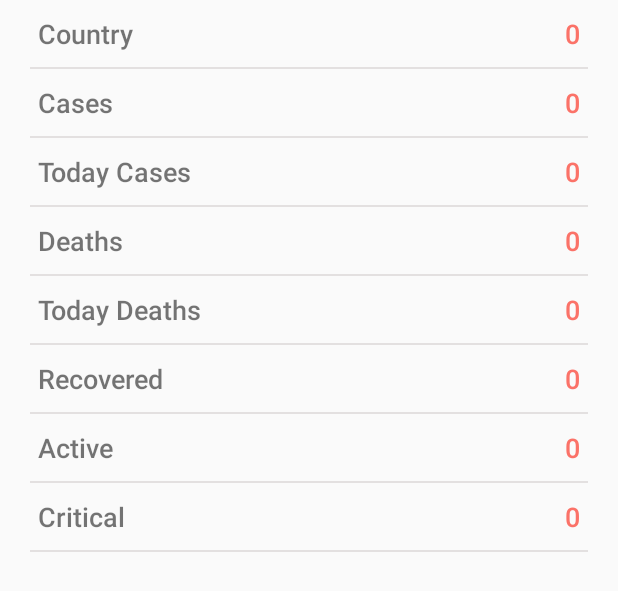
After one commit to Mr-Perfectuz/CovidTracker, an Android app: the layout activity_detail.xml on its own in the app's theme, with its tools: preview values and no code run, on a phone screen of 412 x 824 dp. The commit adds this screen. Shown: the top 591 px of the screen. Run offline under Robolectric (Android 15) with nearby library versions, the phone set to English and light mode, and no system bars; network calls fail.

Commit message:
Projeect has been completed

```diff
--- a/app/src/main/AndroidManifest.xml
+++ b/app/src/main/AndroidManifest.xml
@@ -11,7 +11,8 @@
         android:roundIcon="@mipmap/ic_launcher_round"
         android:supportsRtl="true"
         android:theme="@style/AppTheme">
-        <activity android:name=".AffectedCountries"></activity>
+        <activity android:name=".DetailActivity"></activity>
+        <activity android:name=".AffectedCountries" />
         <activity android:name=".MainActivity">
             <intent-filter>
                 <action android:name="android.intent.action.MAIN" />
--- a/app/src/main/java/mrperfect/example/covidtracker/AffectedCountries.java
+++ b/app/src/main/java/mrperfect/example/covidtracker/AffectedCountries.java
@@ -3,11 +3,13 @@ package mrperfect.example.covidtracker;
 import androidx.annotation.NonNull;
 import androidx.appcompat.app.AppCompatActivity;
 
+import android.content.Intent;
 import android.os.Bundle;
 import android.text.Editable;
 import android.text.TextWatcher;
 import android.view.MenuItem;
 import android.view.View;
+import android.widget.AdapterView;
 import android.widget.EditText;
 import android.widget.ListView;
 import android.widget.Toast;
@@ -51,6 +53,13 @@ public class AffectedCountries extends AppCompatActivity {
 
 
         fetchData();
+
+        listView.setOnItemClickListener(new AdapterView.OnItemClickListener() {
+            @Override
+            public void onItemClick(AdapterView<?> parent, View view, int position, long id) {
+                startActivity(new Intent(getApplicationContext(), DetailActivity.class).putExtra("position", position));
+            }
+        });
 
         editSearch.addTextChangedListener(new TextWatcher() {
             @Override
--- /dev/null
+++ b/app/src/main/java/mrperfect/example/covidtracker/DetailActivity.java
@@ -0,0 +1,56 @@
+package mrperfect.example.covidtracker;
+
+import androidx.annotation.NonNull;
+import androidx.appcompat.app.AppCompatActivity;
+
+import android.content.Intent;
+import android.os.Bundle;
+import android.view.MenuItem;
+import android.widget.TextView;
+
+public class DetailActivity extends AppCompatActivity {
+    private int positionCountry;
+    TextView tvCountry, tvCases,tvTodayCases, tvTotalDeaths, tvTodayDeaths, tvRecovered, tvActive, tvCritical;
+
+    @Override
+    protected void onCreate(Bundle savedInstanceState) {
+        super.onCreate(savedInstanceState);
+        setContentView(R.layout.activity_detail);
+
+
+        Intent intent = getIntent();
+        positionCountry = intent.getIntExtra("position", 0);
+
+
+        getSupportActionBar().setTitle("Details of " + AffectedCountries.countryModelsList.get(positionCountry).getCountry() );
+        getSupportActionBar().setDisplayHomeAsUpEnabled(true);
+        getSupportActionBar().setDisplayHomeAsUpEnabled(true);
+
+        tvCountry = findViewById(R.id.tvCountry);
+        tvCases = findViewById(R.id.tvCases);
+        tvRecovered = findViewById(R.id.tvRecovered);
+        tvCritical = findViewById(R.id.tvCritical);
+        tvActive = findViewById(R.id.tvActive);
+        tvTodayCases = findViewById(R.id.tvTodayCases);
+        tvTodayDeaths = findViewById(R.id.tvTodayDeaths);
+        tvTotalDeaths = findViewById(R.id.tvTotalDeaths);
+
+        tvCountry.setText(AffectedCountries.countryModelsList.get(positionCountry).getCountry());
+        tvCases.setText(AffectedCountries.countryModelsList.get(positionCountry).getCases());
+        tvRecovered.setText(AffectedCountries.countryModelsList.get(positionCountry).getRecovered());
+        tvCritical.setText(AffectedCountries.countryModelsList.get(positionCountry).getCritical());
+        tvActive.setText(AffectedCountries.countryModelsList.get(positionCountry).getActive());
+        tvTodayCases.setText(AffectedCountries.countryModelsList.get(positionCountry).getTodayCases());
+        tvTodayDeaths.setText(AffectedCountries.countryModelsList.get(positionCountry).getTodayDeaths());
+        tvTotalDeaths.setText(AffectedCountries.countryModelsList.get(positionCountry).getDeaths());
+
+
+    }
+
+    @Override
+    public boolean onOptionsItemSelected(@NonNull MenuItem item) {
+        if (item.getItemId()==android.R.id.home)
+            finish();
+        return super.onOptionsItemSelected(item);
+    }
+}
--- /dev/null
+++ b/app/src/main/res/layout/activity_detail.xml
@@ -0,0 +1,314 @@
+<?xml version="1.0" encoding="utf-8"?>
+<LinearLayout xmlns:android="http://schemas.android.com/apk/res/android"
+    xmlns:app="http://schemas.android.com/apk/res-auto"
+    xmlns:tools="http://schemas.android.com/tools"
+    android:layout_width="match_parent"
+    android:layout_height="match_parent"
+    android:orientation="vertical"
+    tools:context=".DetailActivity">
+
+    <RelativeLayout
+    android:layout_width="match_parent"
+    android:layout_height="wrap_content"
+    android:layout_marginLeft="25dp"
+    android:layout_marginTop="10dp"
+    android:layout_marginRight="25dp"
+    android:layout_marginBottom="10dp">
+
+    <TextView
+        android:layout_width="wrap_content"
+        android:layout_height="wrap_content"
+        android:fontFamily="sans-serif-light"
+        android:text="Country"
+        android:textStyle="bold"
+        android:textSize="18sp" />
+
+    <TextView
+        android:id="@+id/tvCountry"
+        android:layout_width="fill_parent"
+        android:layout_height="wrap_content"
+        android:text="0"
+        android:textColor="@color/color_one"
+        android:textAlignment="textEnd"
+        android:textSize="18sp"
+        android:textStyle="bold"
+        android:fontFamily="sans-serif-light"
+        android:layout_alignParentRight="true"
+
+        />
+
+</RelativeLayout>
+    <View
+        android:layout_width="match_parent"
+        android:layout_height="1dp"
+        android:layout_marginLeft="20dp"
+        android:layout_marginRight="20dp"
+        android:background="@color/color_two" />
+
+    <RelativeLayout
+        android:layout_width="match_parent"
+        android:layout_height="wrap_content"
+        android:layout_marginLeft="25dp"
+        android:layout_marginTop="10dp"
+        android:layout_marginRight="25dp"
+        android:layout_marginBottom="10dp">
+
+        <TextView
+            android:layout_width="wrap_content"
+            android:layout_height="wrap_content"
+            android:fontFamily="sans-serif-light"
+            android:text="Cases"
+            android:textStyle="bold"
+            android:textSize="18sp" />
+
+        <TextView
+            android:id="@+id/tvCases"
+            android:layout_width="fill_parent"
+            android:layout_height="wrap_content"
+            android:text="0"
+            android:textColor="@color/color_one"
+            android:textAlignment="textEnd"
+            android:textSize="18sp"
+            android:textStyle="bold"
+            android:fontFamily="sans-serif-light"
+            android:layout_alignParentRight="true"
+
+            />
+
+    </RelativeLayout>
+    <View
+        android:layout_width="match_parent"
+        android:layout_height="1dp"
+        android:layout_marginLeft="20dp"
+        android:layout_marginRight="20dp"
+        android:background="@color/color_two" />
+
+    <RelativeLayout
+        android:layout_width="match_parent"
+        android:layout_height="wrap_content"
+        android:layout_marginLeft="25dp"
+        android:layout_marginTop="10dp"
+        android:layout_marginRight="25dp"
+        android:layout_marginBottom="10dp">
+
+        <TextView
+            android:layout_width="wrap_content"
+            android:layout_height="wrap_content"
+            android:fontFamily="sans-serif-light"
+            android:text="Today Cases"
+            android:textStyle="bold"
+            android:textSize="18sp" />
+
+        <TextView
+            android:id="@+id/tvTodayCases"
+            android:layout_width="fill_parent"
+            android:layout_height="wrap_content"
+            android:text="0"
+            android:textColor="@color/color_one"
+            android:textAlignment="textEnd"
+            android:textSize="18sp"
+            android:textStyle="bold"
+            android:fontFamily="sans-serif-light"
+            android:layout_alignParentRight="true"
+
+            />
+
+    </RelativeLayout>
+    <View
+        android:layout_width="match_parent"
+        android:layout_height="1dp"
+        android:layout_marginLeft="20dp"
+        android:layout_marginRight="20dp"
+        android:background="@color/color_two" />
+
+    <RelativeLayout
+        android:layout_width="match_parent"
+        android:layout_height="wrap_content"
+        android:layout_marginLeft="25dp"
+        android:layout_marginTop="10dp"
+        android:layout_marginRight="25dp"
+        android:layout_marginBottom="10dp">
+
+        <TextView
+            android:layout_width="wrap_content"
+            android:layout_height="wrap_content"
+            android:fontFamily="sans-serif-light"
+            android:text="Deaths"
+            android:textStyle="bold"
+            android:textSize="18sp" />
+
+        <TextView
+            android:id="@+id/tvTotalDeaths"
+            android:layout_width="fill_parent"
+            android:layout_height="wrap_content"
+            android:text="0"
+            android:textColor="@color/color_one"
+            android:textAlignment="textEnd"
+            android:textSize="18sp"
+            android:textStyle="bold"
+            android:fontFamily="sans-serif-light"
+            android:layout_alignParentRight="true"
+
+            />
+
+    </RelativeLayout>
+    <View
+        android:layout_width="match_parent"
+        android:layout_height="1dp"
+        android:layout_marginLeft="20dp"
+        android:layout_marginRight="20dp"
+        android:background="@color/color_two" />
+
+    <RelativeLayout
+        android:layout_width="match_parent"
+        android:layout_height="wrap_content"
+        android:layout_marginLeft="25dp"
+        android:layout_marginTop="10dp"
+        android:layout_marginRight="25dp"
+        android:layout_marginBottom="10dp">
+
+        <TextView
+            android:layout_width="wrap_content"
+            android:layout_height="wrap_content"
+            android:fontFamily="sans-serif-light"
+            android:text="Today Deaths"
+            android:textStyle="bold"
+            android:textSize="18sp" />
+
+        <TextView
+            android:id="@+id/tvTodayDeaths"
+            android:layout_width="fill_parent"
+            android:layout_height="wrap_content"
+            android:text="0"
+            android:textColor="@color/color_one"
+            android:textAlignment="textEnd"
+            android:textSize="18sp"
+            android:textStyle="bold"
+            android:fontFamily="sans-serif-light"
+            android:layout_alignParentRight="true"
+
+            />
+
+    </RelativeLayout>
+    <View
+        android:layout_width="match_parent"
+        android:layout_height="1dp"
+        android:layout_marginLeft="20dp"
+        android:layout_marginRight="20dp"
+        android:background="@color/color_two" />
+
+    <RelativeLayout
+        android:layout_width="match_parent"
+        android:layout_height="wrap_content"
+        android:layout_marginLeft="25dp"
+        android:layout_marginTop="10dp"
+        android:layout_marginRight="25dp"
+        android:layout_marginBottom="10dp">
+
+        <TextView
+            android:layout_width="wrap_content"
+            android:layout_height="wrap_content"
+            android:fontFamily="sans-serif-light"
+            android:text="Recovered"
+            android:textStyle="bold"
+            android:textSize="18sp" />
+
+        <TextView
+            android:id="@+id/tvRecovered"
+            android:layout_width="fill_parent"
+            android:layout_height="wrap_content"
+            android:text="0"
+            android:textColor="@color/color_one"
+            android:textAlignment="textEnd"
+            android:textSize="18sp"
+            android:textStyle="bold"
+            android:fontFamily="sans-serif-light"
+            android:layout_alignParentRight="true"
+
+            />
+
+    </RelativeLayout>
+    <View
+        android:layout_width="match_parent"
+        android:layout_height="1dp"
+        android:layout_marginLeft="20dp"
+        android:layout_marginRight="20dp"
+        android:background="@color/color_two" />
+
+    <RelativeLayout
+        android:layout_width="match_parent"
+        android:layout_height="wrap_content"
+        android:layout_marginLeft="25dp"
+        android:layout_marginTop="10dp"
+        android:layout_marginRight="25dp"
+        android:layout_marginBottom="10dp">
+
+        <TextView
+            android:layout_width="wrap_content"
+            android:layout_height="wrap_content"
+            android:fontFamily="sans-serif-light"
+            android:text="Active"
+            android:textStyle="bold"
+            android:textSize="18sp" />
+
+        <TextView
+            android:id="@+id/tvActive"
+            android:layout_width="fill_parent"
+            android:layout_height="wrap_content"
+            android:text="0"
+            android:textColor="@color/color_one"
+            android:textAlignment="textEnd"
+            android:textSize="18sp"
+            android:textStyle="bold"
+            android:fontFamily="sans-serif-light"
+            android:layout_alignParentRight="true"
+
+            />
+
+    </RelativeLayout>
+    <View
+        android:layout_width="match_parent"
+        android:layout_height="1dp"
+        android:layout_marginLeft="20dp"
+        android:layout_marginRight="20dp"
+        android:background="@color/color_two" />
+
+    <RelativeLayout
+        android:layout_width="match_parent"
+        android:layout_height="wrap_content"
+        android:layout_marginLeft="25dp"
+        android:layout_marginTop="10dp"
+        android:layout_marginRight="25dp"
+        android:layout_marginBottom="10dp">
+
+        <TextView
+            android:layout_width="wrap_content"
+            android:layout_height="wrap_content"
+            android:fontFamily="sans-serif-light"
+            android:text="Critical"
+            android:textStyle="bold"
+            android:textSize="18sp" />
+
+        <TextView
+            android:id="@+id/tvCritical"
+            android:layout_width="fill_parent"
+            android:layout_height="wrap_content"
+            android:text="0"
+            android:textColor="@color/color_one"
+            android:textAlignment="textEnd"
+            android:textSize="18sp"
+            android:textStyle="bold"
+            android:fontFamily="sans-serif-light"
+            android:layout_alignParentRight="true"
+
+            />
+
+    </RelativeLayout>
+    <View
+        android:layout_width="match_parent"
+        android:layout_height="1dp"
+        android:layout_marginLeft="20dp"
+        android:layout_marginRight="20dp"
+        android:background="@color/color_two" />
+
+</LinearLayout>
--- a/app/src/main/res/values/strings.xml
+++ b/app/src/main/res/values/strings.xml
@@ -1,3 +1,3 @@
 <resources>
-    <string name="app_name">CovidTracker</string>
+    <string name="app_name"> MBM Covid Tracker</string>
 </resources>
```
Also changed, not shown: app/src/main/res/drawable/mbm_icon.png (added).
